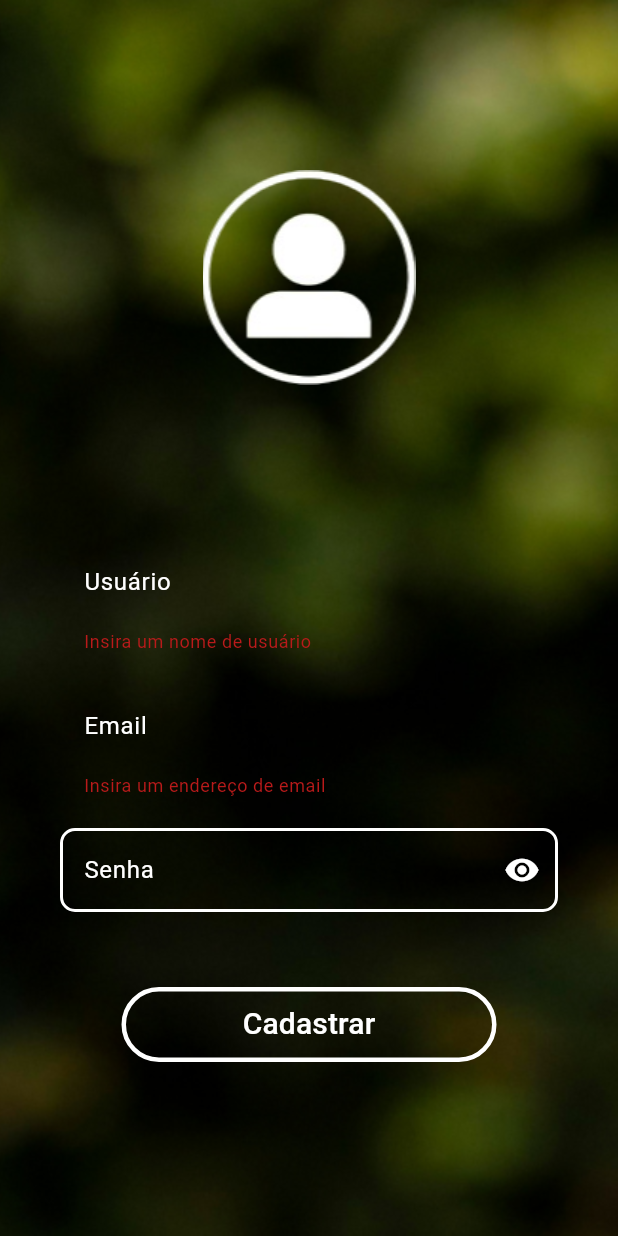
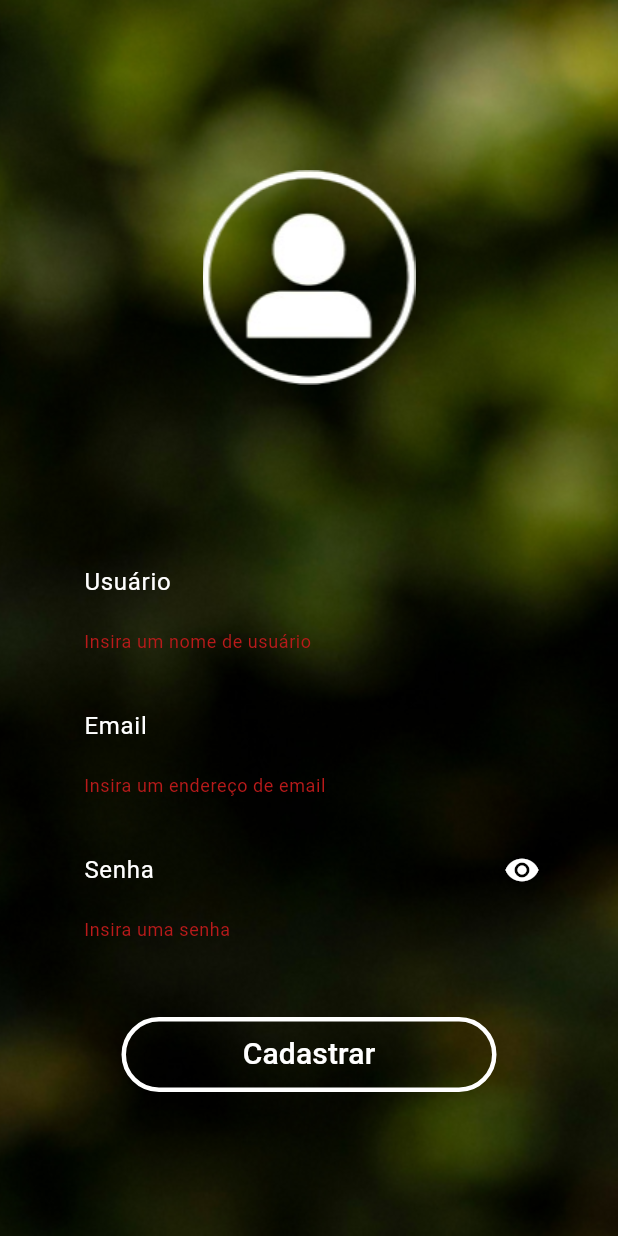
Before and after one commit to duda0812/Sistema-Mobile-Recompor, a Flutter app: the Cadastro screen opened directly, after a tap on "Cadastrar", on a phone screen of 412 x 824 dp. Run offline on Flutter 3.47's test engine with Material 3 defaults, Android fonts, the phone set to English and light mode, and no system bars.

Commit message:
verificações do cadastrar

```diff
--- a/lib/telas/criar_conta.dart
+++ b/lib/telas/criar_conta.dart
@@ -17,7 +17,6 @@ class _CadastroState extends State<Cadastro> {
   @override
   Widget build(BuildContext context) {
     return Form(
-
       key: _formKey,
       child: Scaffold(
         body: Container(
@@ -46,6 +45,8 @@ class _CadastroState extends State<Cadastro> {
                 validator: (String? value) {
                   if (value != null && value.isEmpty) {
                     return "Insira um nome de usuário";
+                  }else if ((value?.length ?? 0) < 4 || (value?.length ?? 0) > 8) {
+                    return "Insira um nome de usuário de 4 a 8 caracteres";
                   }
                   return null;
                 },
@@ -74,6 +75,9 @@ class _CadastroState extends State<Cadastro> {
                   if (value != null && value.isEmpty) {
                     return "Insira um endereço de email";
                   }
+                  else if (!(value?.contains('@') ?? false)) {
+                    return "Endereço de email inválido";
+                  }
                   return null;
                 },
                 controller: _emailController,
@@ -98,16 +102,13 @@ class _CadastroState extends State<Cadastro> {
               const SizedBox(height: 20),
               TextFormField(
                 validator: (String? value) {
-                  if (value?.length ?? 0 < 3){
-
-                  }
-                  else if (value != null && value.isEmpty) {
+                  if (value != null && value.isEmpty) {
                     return "Insira uma senha";
+                  } else if ((value?.length ?? 0) < 4 || (value?.length ?? 0) > 8) {
+                    return "Insira uma senha de 4 a 8 caracteres";
                   }
 
-
                   //return null;
-
                 },
                 controller: _passwordController,
                 obscureText: _isObscure,
@@ -159,7 +160,6 @@ class _CadastroState extends State<Cadastro> {
                                 builder: (context) => const Cadastro()));
                       }
 
-
                       /*Navigator.push(
                         context,
                         MaterialPageRoute(
```
